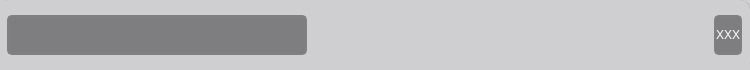
youngdashu/Investments-overview, file src/gui/home_page_investment.ui: the form before one commit.
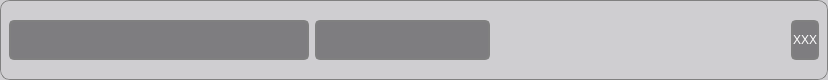
The form after the commit.

Commit message: home page ui updates rermoved options bug fixes investment refresh data updates

Patch:
```diff
--- a/src/gui/home_page_investment.ui
+++ b/src/gui/home_page_investment.ui
@@ -6,14 +6,14 @@
    <rect>
     <x>0</x>
     <y>0</y>
-    <width>750</width>
-    <height>70</height>
+    <width>828</width>
+    <height>80</height>
    </rect>
   </property>
   <property name="minimumSize">
    <size>
     <width>686</width>
-    <height>63</height>
+    <height>80</height>
    </size>
   </property>
   <property name="windowTitle">
@@ -26,14 +26,26 @@
 background: rgb(207, 206, 209);
 }</string>
   </property>
+  <layout class="QHBoxLayout" name="horizontalLayout_2">
+   <property name="leftMargin">
+    <number>1</number>
+   </property>
+   <property name="topMargin">
+    <number>1</number>
+   </property>
+   <property name="rightMargin">
+    <number>1</number>
+   </property>
+   <property name="bottomMargin">
+    <number>1</number>
+   </property>
+   <item>
   <widget class="QFrame" name="MainFrame">
-   <property name="geometry">
-    <rect>
-     <x>-1</x>
-     <y>0</y>
-     <width>751</width>
-     <height>71</height>
-    </rect>
+     <property name="minimumSize">
+      <size>
+       <width>0</width>
+       <height>0</height>
+      </size>
    </property>
    <property name="styleSheet">
     <string notr="true">QFrame{
@@ -94,6 +106,19 @@
       </property>
      </widget>
     </item>
+      <item>
+       <widget class="QPushButton" name="buttonInvestmentTime">
+        <property name="minimumSize">
+         <size>
+          <width>175</width>
+          <height>40</height>
+         </size>
+        </property>
+        <property name="text">
+         <string/>
+        </property>
+       </widget>
+      </item>
     <item>
      <spacer name="horizontalSpacer_2">
       <property name="orientation">
@@ -101,7 +126,7 @@
       </property>
       <property name="sizeHint" stdset="0">
        <size>
-        <width>100</width>
+          <width>120</width>
         <height>20</height>
        </size>
       </property>
@@ -122,6 +147,8 @@
     </item>
    </layout>
   </widget>
+   </item>
+  </layout>
  </widget>
  <resources/>
  <connections/>
```
Lines whose indentation alone changed are shown as unchanged. The commit also changes 6 other files.
